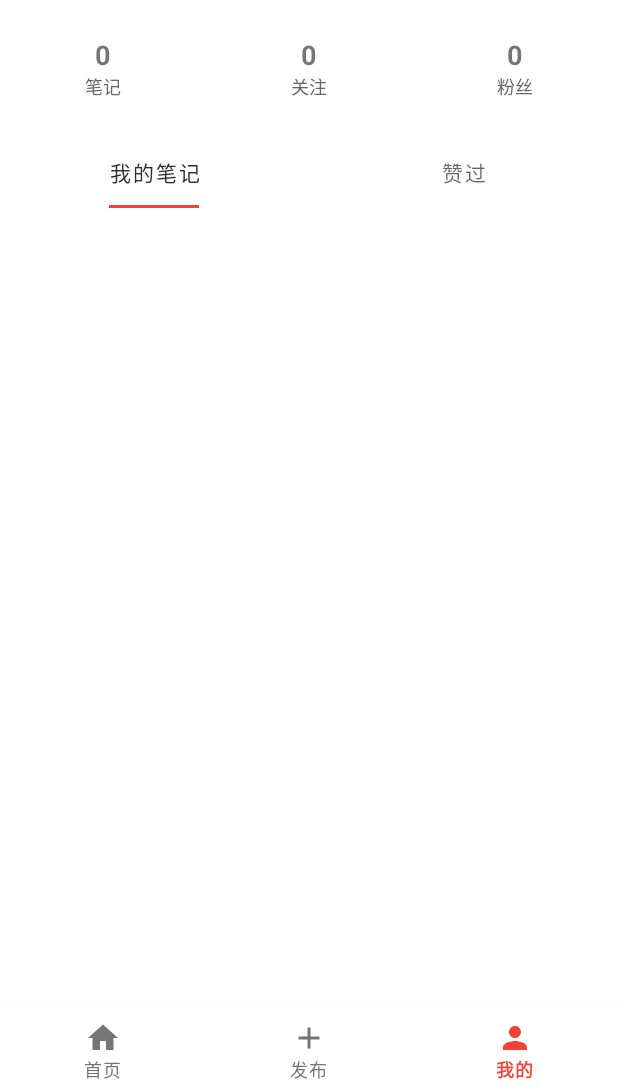
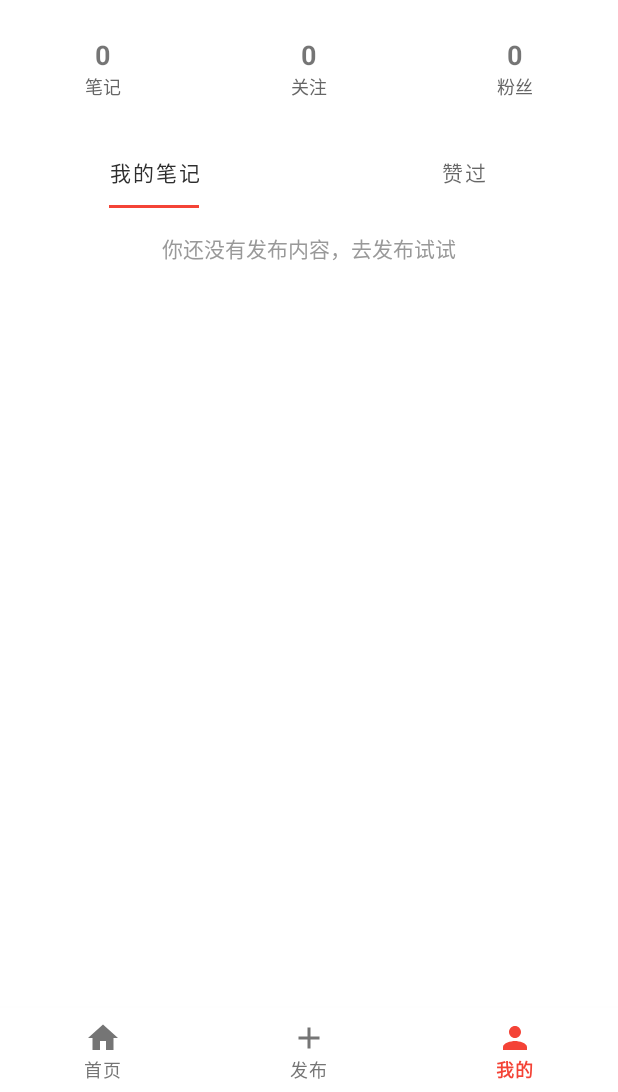
Before and after one commit to herbit2004/UGCdemo, an Android app: the HomeFragment screen opened directly, with no data from a screen before it, item 3 of the bottom bar chosen, on a phone screen of 412 x 824 dp, the part 144-1236 px from its top. Run offline under Robolectric (Android 15) with nearby library versions, the phone set to English and light mode, and no system bars; our stand-ins replace Room's generated code.

Commit message:
稍微整理优化：丰富footer内容

```diff
--- a/app/src/main/java/com/bytecamp/herbit/ugcdemo/SearchActivity.java
+++ b/app/src/main/java/com/bytecamp/herbit/ugcdemo/SearchActivity.java
@@ -62,6 +62,7 @@ public class SearchActivity extends AppCompatActivity {
         recyclerView.setLayoutManager(layoutManager);
 
         adapter = new PostsAdapter();
+        adapter.setEmptyStateText("未找到结果，试试换个关键词");
         recyclerView.setAdapter(adapter);
     }
 
--- a/app/src/main/java/com/bytecamp/herbit/ugcdemo/UserProfileActivity.java
+++ b/app/src/main/java/com/bytecamp/herbit/ugcdemo/UserProfileActivity.java
@@ -76,6 +76,7 @@ public class UserProfileActivity extends AppCompatActivity {
         recyclerView = findViewById(R.id.rvProfilePosts);
         recyclerView.setLayoutManager(new StaggeredGridLayoutManager(2, StaggeredGridLayoutManager.VERTICAL));
         adapter = new PostsAdapter();
+        adapter.setEmptyStateText("TA 还没有发布内容");
         recyclerView.setAdapter(adapter);
 
         tabLayout = findViewById(R.id.tabLayout);
@@ -83,6 +84,11 @@ public class UserProfileActivity extends AppCompatActivity {
             @Override
             public void onTabSelected(TabLayout.Tab tab) {
                 viewModel.setTab(tab.getPosition());
+                if (tab.getPosition() == 0) {
+                    adapter.setEmptyStateText("TA 还没有发布内容");
+                } else {
+                    adapter.setEmptyStateText("TA 暂未点赞任何内容");
+                }
             }
             @Override public void onTabUnselected(TabLayout.Tab tab) {}
             @Override public void onTabReselected(TabLayout.Tab tab) {}
--- a/app/src/main/java/com/bytecamp/herbit/ugcdemo/ui/HomeFragment.java
+++ b/app/src/main/java/com/bytecamp/herbit/ugcdemo/ui/HomeFragment.java
@@ -21,6 +21,7 @@ import androidx.viewpager2.adapter.FragmentStateAdapter;
 import androidx.annotation.Nullable;
 import com.bytecamp.herbit.ugcdemo.R;
 import com.bytecamp.herbit.ugcdemo.SearchActivity;
+import com.bytecamp.herbit.ugcdemo.PublishActivity;
 import com.bytecamp.herbit.ugcdemo.viewmodel.HomeViewModel;
 import android.util.TypedValue;
 
@@ -59,6 +60,12 @@ public class HomeFragment extends Fragment {
 
         adapterHome = new PostsAdapter();
         adapterFollow = new PostsAdapter();
+
+        adapterHome.setEmptyStateText("暂时没有内容，去发布试试");
+        adapterHome.setOnEmptyActionListener(() -> {
+            startActivity(new Intent(getActivity(), PublishActivity.class));
+        });
+        adapterFollow.setEmptyStateText("暂无关注内容，去关注一些作者吧");
 
         viewPager.setAdapter(new PagerAdapter(this));
         viewPager.registerOnPageChangeCallback(new ViewPager2.OnPageChangeCallback(){
--- a/app/src/main/java/com/bytecamp/herbit/ugcdemo/ui/PostsAdapter.java
+++ b/app/src/main/java/com/bytecamp/herbit/ugcdemo/ui/PostsAdapter.java
@@ -32,6 +32,8 @@ public class PostsAdapter extends RecyclerView.Adapter<RecyclerView.ViewHolder>
     private static final int VIEW_FOOTER = 1;
     private boolean loading = false;
     private boolean hasMore = true;
+    private String emptyText = "暂无内容";
+    private OnEmptyActionListener emptyActionListener;
 
     /**
      * 更新帖子列表数据
@@ -51,6 +53,10 @@ public class PostsAdapter extends RecyclerView.Adapter<RecyclerView.ViewHolder>
         this.hasMore = hasMore;
         notifyItemChanged(getItemCount() - 1);
     }
+
+    public interface OnEmptyActionListener { void onEmptyClick(); }
+    public void setEmptyStateText(String text) { this.emptyText = text != null ? text : ""; notifyItemChanged(getItemCount() - 1); }
+    public void setOnEmptyActionListener(OnEmptyActionListener l) { this.emptyActionListener = l; }
 
     @NonNull
     @Override
@@ -73,11 +79,23 @@ public class PostsAdapter extends RecyclerView.Adapter<RecyclerView.ViewHolder>
             if (loading) {
                 fh.tvFooter.setText("正在加载...");
                 fh.tvFooter.setVisibility(View.VISIBLE);
-            } else if (!hasMore && posts.size() > 0) {
+                fh.tvFooter.setOnClickListener(null);
+            } else if (posts.size() == 0) {
+                fh.tvFooter.setText(emptyText);
+                fh.tvFooter.setVisibility(View.VISIBLE);
+                if (emptyActionListener != null) {
+                    fh.tvFooter.setClickable(true);
+                    fh.tvFooter.setOnClickListener(v -> emptyActionListener.onEmptyClick());
+                } else {
+                    fh.tvFooter.setOnClickListener(null);
+                }
+            } else if (!hasMore) {
                 fh.tvFooter.setText("没有更多了");
                 fh.tvFooter.setVisibility(View.VISIBLE);
+                fh.tvFooter.setOnClickListener(null);
             } else {
                 fh.tvFooter.setVisibility(View.GONE);
+                fh.tvFooter.setOnClickListener(null);
             }
         } else {
             PostViewHolder ph = (PostViewHolder) holder;
@@ -87,13 +105,13 @@ public class PostsAdapter extends RecyclerView.Adapter<RecyclerView.ViewHolder>
 
     @Override
     public int getItemCount() {
-        boolean showFooter = loading || (!hasMore && posts.size() > 0);
+        boolean showFooter = loading || (!hasMore && posts.size() > 0) || posts.size() == 0;
         return posts.size() + (showFooter ? 1 : 0);
     }
 
     @Override
     public int getItemViewType(int position) {
-        boolean showFooter = loading || (!hasMore && posts.size() > 0);
+        boolean showFooter = loading || (!hasMore && posts.size() > 0) || posts.size() == 0;
         if (showFooter && position == getItemCount() - 1) return VIEW_FOOTER;
         return VIEW_POST;
     }
```
Also changed, not shown: app/src/main/java/com/bytecamp/herbit/ugcdemo/ui/ProfileFragment.java (+12 -0 lines).
